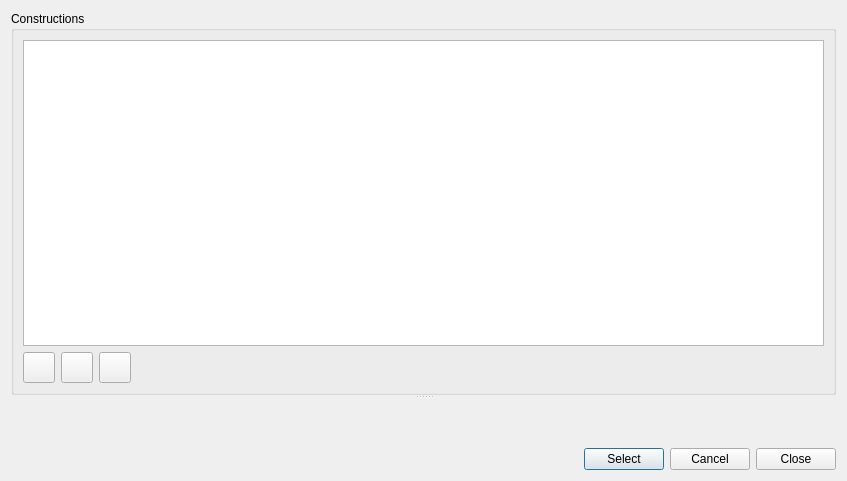
ghorwin/SIM-VICUS, file SIM-VICUS/src/SVDBConstructionEditDialog.ui: the form before one commit.
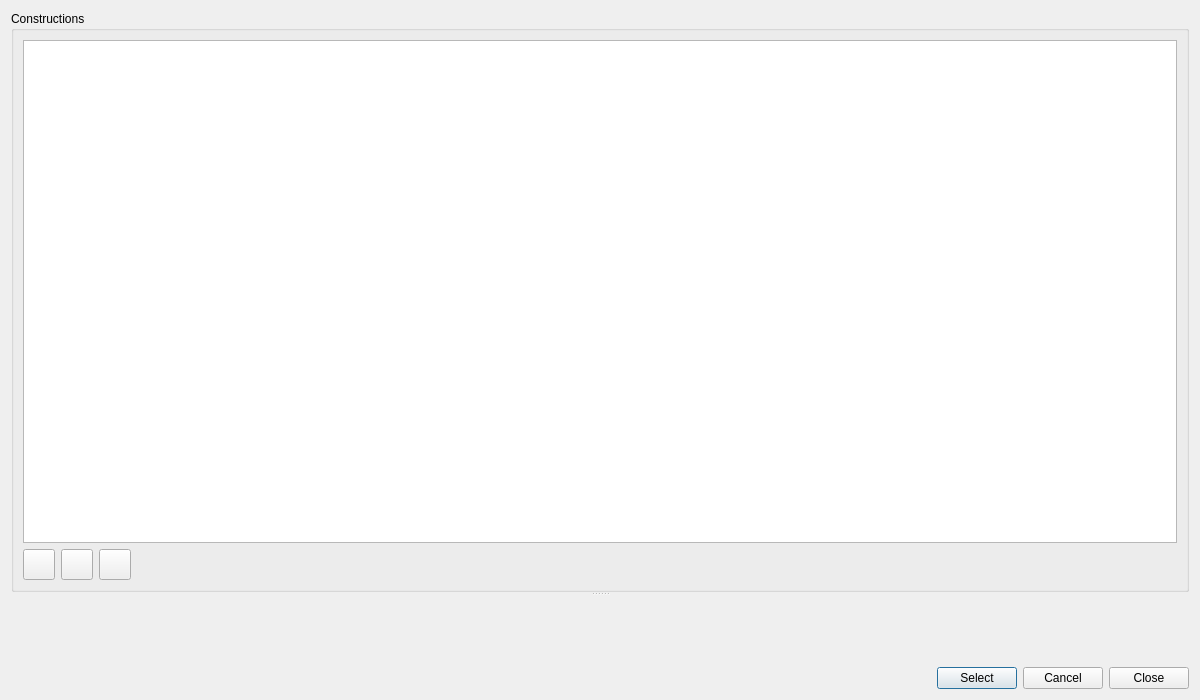
The form after the commit. Icons and pictures are not drawn. Custom widgets are drawn as their Qt base class.

Commit message: Construction DB edit functionality added.

Diff of the .ui file:
```diff
--- a/SIM-VICUS/src/SVDBConstructionEditDialog.ui
+++ b/SIM-VICUS/src/SVDBConstructionEditDialog.ui
@@ -6,10 +6,16 @@
    <rect>
     <x>0</x>
     <y>0</y>
-    <width>847</width>
-    <height>481</height>
+    <width>1200</width>
+    <height>700</height>
    </rect>
   </property>
+  <property name="minimumSize">
+   <size>
+    <width>1200</width>
+    <height>700</height>
+   </size>
+  </property>
   <property name="windowTitle">
    <string>Construction Database</string>
   </property>
```
The commit also changes 9 other files.
